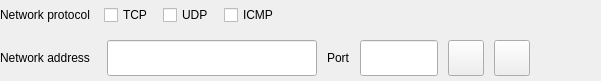
This is src/common/security-widgets/network-access-item.ui in openeuler-mirror/ks-scmc-gui as Qt 5 draws it before an edit. The edited form follows.
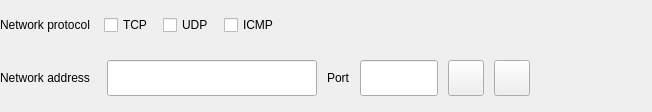
This is the edited form.

Commit message: fix（common）：modify code changes - 自定义用于输入ip或者ip/mask的输入框

The edit to the form file:
```diff
--- a/src/common/security-widgets/network-access-item.ui
+++ b/src/common/security-widgets/network-access-item.ui
@@ -6,8 +6,8 @@
    <rect>
     <x>0</x>
     <y>0</y>
-    <width>601</width>
-    <height>81</height>
+    <width>652</width>
+    <height>112</height>
    </rect>
   </property>
   <property name="sizePolicy">
```
